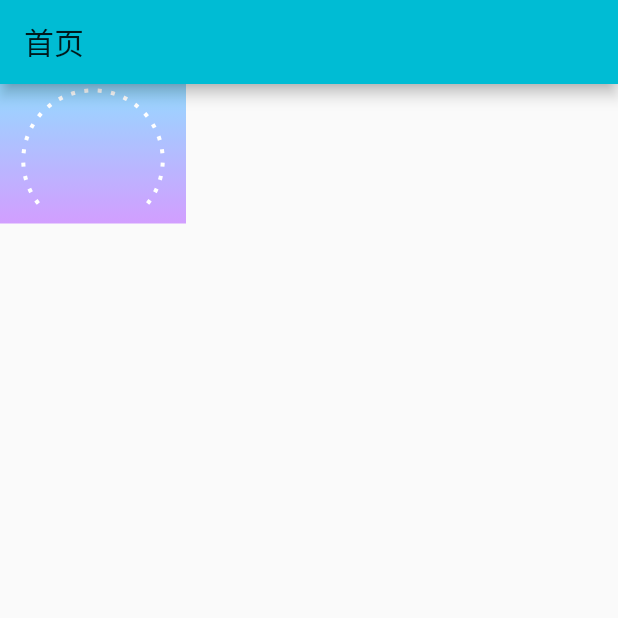
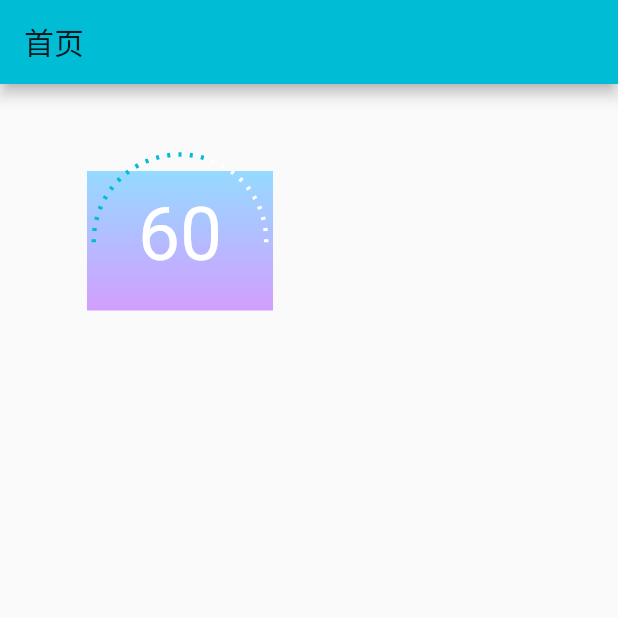
Before and after one commit to yanqiuLove/FlutterBaseWork, a Flutter app: the screen it shows after launch, on a phone screen of 412 x 824 dp, the top half of it. Run offline on Flutter 3.47's test engine with Material 2 defaults, Android fonts, the phone set to English and light mode, and no system bars; our stand-ins replace flutter_redux, path_drawing, redux.

Commit message:
代码提交

```diff
--- a/flutter_base_work/lib/main.dart
+++ b/flutter_base_work/lib/main.dart
@@ -254,6 +254,8 @@ class _MyHomePageState extends State<MyHomePage> {
 
       // 渐变圆弧  和虚线单个渐变圆弧
       body: SingleChildScrollView(
+          child: Padding(
+            padding: const EdgeInsets.all(58.0),
             child: Column(
               children: <Widget>[
                 Container(
@@ -268,15 +270,17 @@ class _MyHomePageState extends State<MyHomePage> {
                           Color(0xFFD29EFF),
                         ]),
                   ),
-                child: CustomPaint(
-                    size: Size(124,93),
-                    painter: DashedArc(color: Colors.white)),
+//                child: CustomPaint(
+//                    size: Size(124,93),
+//                    painter: DashedArc(color: Colors.white)),
+                child: CanvasAnimateWidget(),
                 ),
                 SizedBox(
                   height: 30,
                 ),
 
               ],
+            ),
           )),
 
 
```
Lines whose indentation alone changed are shown as unchanged.
